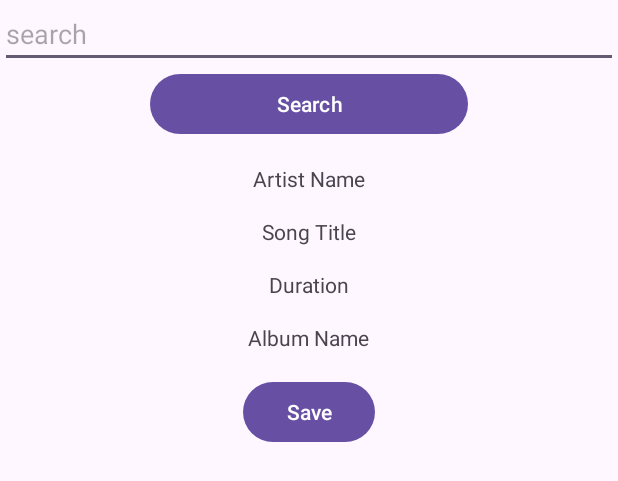
After one commit to sparthpatel18/Parth, an Android app: the layout activity_deezer_song_api.xml on its own in the app's theme, with its tools: preview values and no code run, on a phone screen of 412 x 824 dp. The commit adds this screen. Shown: the top 481 px of the screen. Run offline under Robolectric (Android 15) with nearby library versions, the phone set to English and light mode, and no system bars; network calls fail.

Commit message:
commit 1

```diff
--- /dev/null
+++ b/app/src/main/res/layout/activity_deezer_song_api.xml
@@ -0,0 +1,35 @@
+<LinearLayout xmlns:android="http://schemas.android.com/apk/res/android"
+    android:layout_width="match_parent"
+    android:layout_height="match_parent"
+    xmlns:tools="http://schemas.android.com/tools"
+    xmlns:app="http://schemas.android.com/apk/res-auto"
+    android:orientation="vertical">
+
+    <EditText
+        android:id="@+id/searchEditText"
+        android:layout_width="match_parent"
+        android:layout_height="wrap_content"
+        android:hint="search" />
+
+    <Button
+        android:id="@+id/searchButton"
+        android:layout_width="match_parent"
+        android:layout_height="wrap_content"
+        android:insetLeft="100dp"
+        android:insetRight="100dp"
+        android:text="Search" />
+
+    <androidx.recyclerview.widget.RecyclerView
+        android:id="@+id/artistsRecyclerView"
+        android:layout_width="match_parent"
+        tools:listitem="@layout/artist_item"
+        android:layout_height="wrap_content" />
+    <ImageView
+        android:id="@+id/artistImageView"
+        android:layout_width="100dp"
+        android:layout_height="100dp"
+        android:layout_marginStart="8dp"
+        app:layout_constraintStart_toStartOf="parent"
+        app:layout_constraintTop_toTopOf="parent"
+        android:scaleType="centerCrop"/>
+</LinearLayout>
--- /dev/null
+++ b/app/src/main/res/layout/artist_item.xml
@@ -0,0 +1,50 @@
+<!-- activity_song_details.xml -->
+<RelativeLayout xmlns:android="http://schemas.android.com/apk/res/android"
+    android:layout_width="match_parent"
+    android:layout_height="match_parent">
+
+    <TextView
+        android:id="@+id/textViewArtistName"
+        android:layout_width="wrap_content"
+        android:layout_height="wrap_content"
+        android:text="Artist Name"
+        android:layout_centerHorizontal="true"
+        android:layout_marginTop="16dp"/>
+
+    <TextView
+        android:id="@+id/textViewSongTitle"
+        android:layout_width="wrap_content"
+        android:layout_height="wrap_content"
+        android:text="Song Title"
+        android:layout_below="@id/textViewArtistName"
+        android:layout_centerHorizontal="true"
+        android:layout_marginTop="16dp"/>
+
+    <TextView
+        android:id="@+id/textViewDuration"
+        android:layout_width="wrap_content"
+        android:layout_height="wrap_content"
+        android:text="Duration"
+        android:layout_below="@id/textViewSongTitle"
+        android:layout_centerHorizontal="true"
+        android:layout_marginTop="16dp"/>
+
+    <TextView
+        android:id="@+id/textViewAlbumName"
+        android:layout_width="wrap_content"
+        android:layout_height="wrap_content"
+        android:text="Album Name"
+        android:layout_below="@id/textViewDuration"
+        android:layout_centerHorizontal="true"
+        android:layout_marginTop="16dp"/>
+
+    <Button
+        android:id="@+id/buttonSave"
+        android:layout_width="wrap_content"
+        android:layout_height="wrap_content"
+        android:text="Save"
+        android:layout_below="@id/textViewAlbumName"
+        android:layout_centerHorizontal="true"
+        android:layout_marginTop="16dp"/>
+
+</RelativeLayout>
--- a/app/src/main/res/values/strings.xml
+++ b/app/src/main/res/values/strings.xml
@@ -2,4 +2,6 @@
     <string name="app_name">algonquin.CST2335pate1214</string>
     <string name="hello_message" translatable="false">Hello World!</string>
     <string name="button_message" translatable="false">I am button</string>
+    <string name="artistName" translatable="false">I am button</string>
+
 </resources>
```
Also changed, not shown: app/build.gradle.kts (+10 -1 lines), app/src/main/AndroidManifest.xml (+4 -7 lines), app/src/main/java/algonquin/CST2335/pate1214/DatabaseHelper.java (added, +73 -0 lines), app/src/main/java/algonquin/CST2335/pate1214/DeezerSongSearch.java (added, +96 -0 lines), app/src/main/java/algonquin/CST2335/pate1214/MainActivity.java (deleted, +0 -14 lines), app/src/main/java/algonquin/CST2335/pate1214/SavedSearchAdapter.java (added, +46 -0 lines), app/src/main/java/algonquin/CST2335/pate1214/SearchEntry.java (added, +16 -0 lines), app/src/main/java/algonquin/CST2335/pate1214/Song.java (added, +69 -0 lines), app/src/main/java/algonquin/CST2335/pate1214/SongDao.java (added, +10 -0 lines), app/src/main/java/algonquin/CST2335/pate1214/SongDetailsActivity.java (added, +135 -0 lines), app/src/main/res/layout/activity_main.xml (deleted, +0 -26 lines), app/src/main/res/layout/activity_song_details.xml (added, +50 -0 lines), app/src/main/res/layout/search_entry_item.xml (added, +13 -0 lines), 2 other files.
